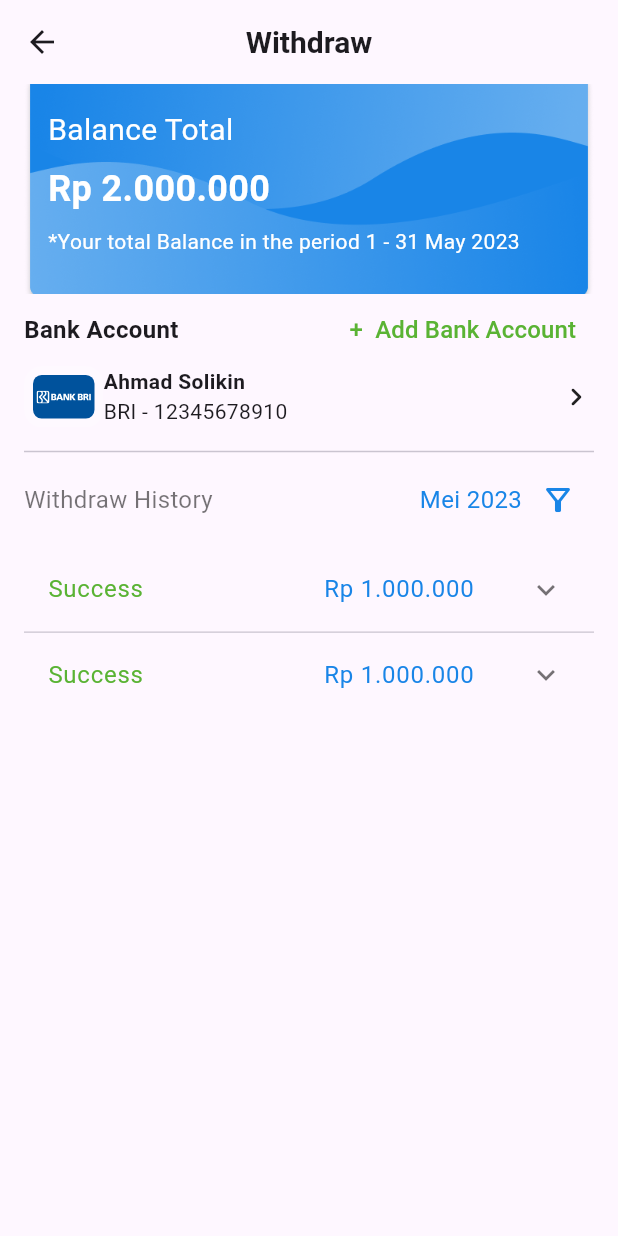
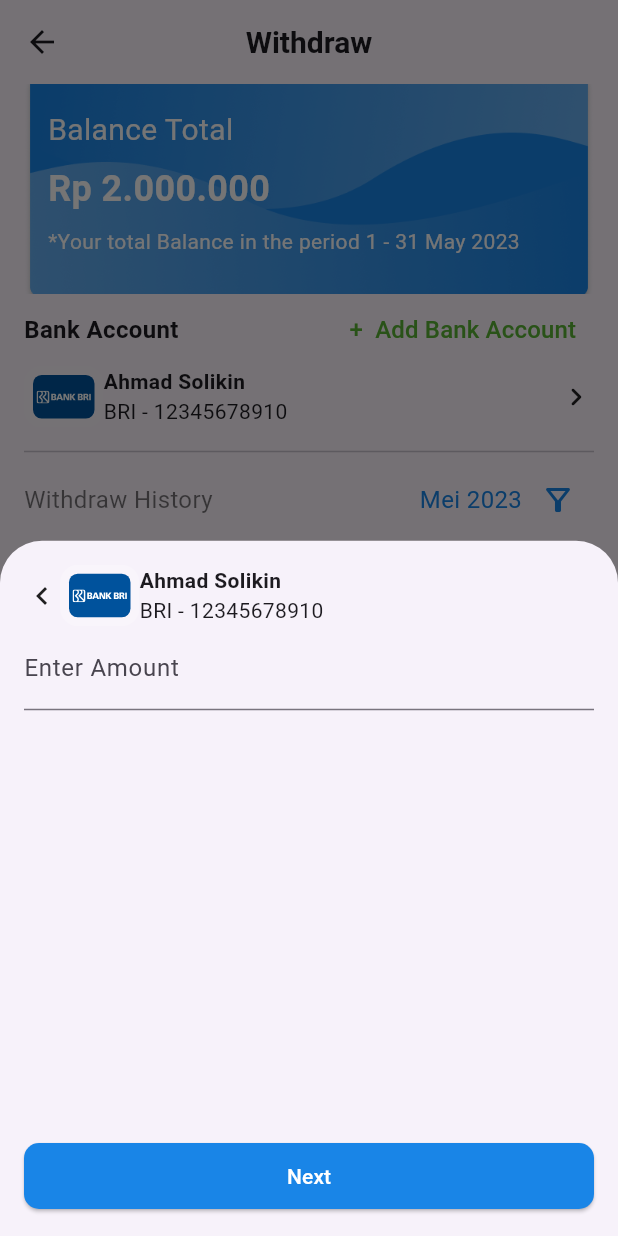
Before and after one commit to Aqsaaaa/Trading_App, a Flutter app: the WithdrawPage screen opened directly, after a tap on "Ahmad Solikin", on a phone screen of 412 x 824 dp. Run offline on Flutter 3.47's test engine with Material 3 defaults, Android fonts, the phone set to English and light mode, and no system bars; our stand-ins replace flutter_svg, go_router.

Commit message:
feat: add modal bottom sheet input nominal form

```diff
--- a/lib/modules/withdraw/withdraw_page.dart
+++ b/lib/modules/withdraw/withdraw_page.dart
@@ -1,5 +1,6 @@
 import 'package:flutter/material.dart';
 import 'package:trading_app/modules/expansion_panel/expansion_panel.dart';
+import 'package:trading_app/modules/withdraw/confirm_withdraw_page.dart';
 
 import '../../gen/assets.gen.dart';
 import '../../gen/colors.gen.dart';
@@ -18,16 +19,16 @@ class WithdrawPage extends StatelessWidget {
               'value': 'qwerty1234556',
             },
             {
-              'title' : 'Transfer to account',
-              'value' : '1234567890',
+              'title': 'Transfer to account',
+              'value': '1234567890',
             },
             {
-              'title' : 'Bank',
-              'value' : 'Bank Rakyat Indonesia',
+              'title': 'Bank',
+              'value': 'Bank Rakyat Indonesia',
             },
             {
-              'title' : 'Transferred on date',
-              'value' : '28-05-2023 10:30 AM',
+              'title': 'Transferred on date',
+              'value': '28-05-2023 10:30 AM',
             }
           ],
           showOrderedListNumber: false),
@@ -41,19 +42,18 @@ class WithdrawPage extends StatelessWidget {
               'value': 'qwerty1234556',
             },
             {
-            'title' : 'Transfer to account',
-            'value' : '1234567890',
+              'title': 'Transfer to account',
+              'value': '1234567890',
             },
             {
-            'title' : 'Bank',
-            'value' : 'Bank Rakyat Indonesia',
+              'title': 'Bank',
+              'value': 'Bank Rakyat Indonesia',
             },
             {
-            'title' : 'Transferred on date',
-            'value' : '28-05-2023 10:30 AM',
+              'title': 'Transferred on date',
+              'value': '28-05-2023 10:30 AM',
             }
-        ]
-      )
+          ])
     ];
   }
 
@@ -104,7 +104,13 @@ class WithdrawPage extends StatelessWidget {
                   )
                 ],
               ),
-              _bankAccount(context),
+              GestureDetector(
+                onTap: () {
+                  showModalBottomSheet(
+                      context: context, builder: _modalBottomSheet);
+                },
+                child: _bankAccount(context, false, true),
+              ),
               const SizedBox(height: 8),
               const Divider(thickness: 1),
               _withdrawHistory(context),
@@ -164,32 +170,40 @@ Widget _cardBalance() {
   );
 }
 
-Widget _bankAccount(BuildContext context) {
-  return GestureDetector(
-    onTap: () {
-      ScaffoldMessenger.of(context).showSnackBar(const SnackBar(
-        content: Text('Coming Soon'),
-      ));
-    },
-    child: Row(mainAxisAlignment: MainAxisAlignment.spaceBetween, children: [
-      Row(children: [
+Widget _bankAccount(
+    BuildContext context, bool showPrependIcon, bool showAppendIcon) {
+  return Container(
+    color: Colors.transparent,
+    child: Row(
+      mainAxisAlignment: MainAxisAlignment.spaceBetween,
+      children: [
+        Row(
+          children: [
+            if (showPrependIcon == true) Icon(Icons.chevron_left),
             Assets.icon.bri.svg(),
-        const Column(crossAxisAlignment: CrossAxisAlignment.start, children: [
-          Text('Ahmad Solikin',
+            const Column(
+              crossAxisAlignment: CrossAxisAlignment.start,
+              children: [
+                Text(
+                  'Ahmad Solikin',
                   style: TextStyle(
                     fontSize: 14,
                     fontWeight: FontWeight.bold,
-              )),
+                  ),
+                ),
                 Text(
                   'BRI - 12345678910',
                   style: TextStyle(
                     fontSize: 14,
                   ),
                 )
-        ]),
-      ]),
-      const Icon(Icons.chevron_right_rounded)
-    ]),
+              ],
+            ),
+          ],
+        ),
+        if (showAppendIcon == true) Icon(Icons.chevron_right_rounded)
+      ],
+    ),
   );
 }
 
@@ -222,3 +236,79 @@ Widget _withdrawHistory(BuildContext context) {
     ],
   );
 }
+
+Widget _modalBottomSheet(BuildContext context) {
+  final _formKey = GlobalKey<FormState>();
+  TextEditingController _moneyController = TextEditingController();
+
+  return GestureDetector(
+    onTap: () {
+      FocusScope.of(context).unfocus();
+    },
+    child: Container(
+      height: 500.0,
+      padding: EdgeInsets.all(16.0),
+      child: Form(
+        key: _formKey,
+        child: Column(
+          mainAxisAlignment: MainAxisAlignment.spaceBetween,
+          mainAxisSize: MainAxisSize.min,
+          children: [
+            Column(
+              children: [
+                _bankAccount(context, true, false),
+                TextFormField(
+                  controller: _moneyController,
+                  keyboardType: TextInputType.number,
+                  decoration: InputDecoration(labelText: 'Enter Amount'),
+                  validator: (value) {
+                    if (value == null || value.isEmpty) {
+                      return 'Please enter an amount';
+                    }
+                    // Add additional validation if needed
+                    return null;
+                  },
+                ),
+              ],
+            ),
+            SizedBox(
+              width: double.infinity,
+              child: ElevatedButton(
+                onPressed: () {
+                  // if (_formKey.currentState!.validate()) {
+                  //
+                  //   Navigator.of(context).pop();
+                  // }
+                  Navigator.push(
+                    context,
+                    MaterialPageRoute(builder: (context) {
+                      return const ConfirmWithdrawPage();
+                    }),
+                  );
+                },
+                style: ButtonStyle(
+                  backgroundColor:
+                      MaterialStateProperty.all<Color>(ColorName.blue),
+                  shape: MaterialStateProperty.all<RoundedRectangleBorder>(
+                    RoundedRectangleBorder(
+                      borderRadius: BorderRadius.circular(10),
+                    ),
+                  ),
+                  padding: MaterialStateProperty.all<EdgeInsets>(
+                    const EdgeInsets.symmetric(
+                      vertical: 12,
+                    ),
+                  ),
+                ),
+                child: const Text(
+                  'Next',
+                  style: TextStyle(color: ColorName.white),
+                ),
+              ),
+            ),
+          ],
+        ),
+      ),
+    ),
+  );
+}
```
Also changed, not shown: lib/modules/withdraw/confirm_withdraw_page.dart (added, +62 -0 lines). Lines whose indentation alone changed are shown as unchanged.
